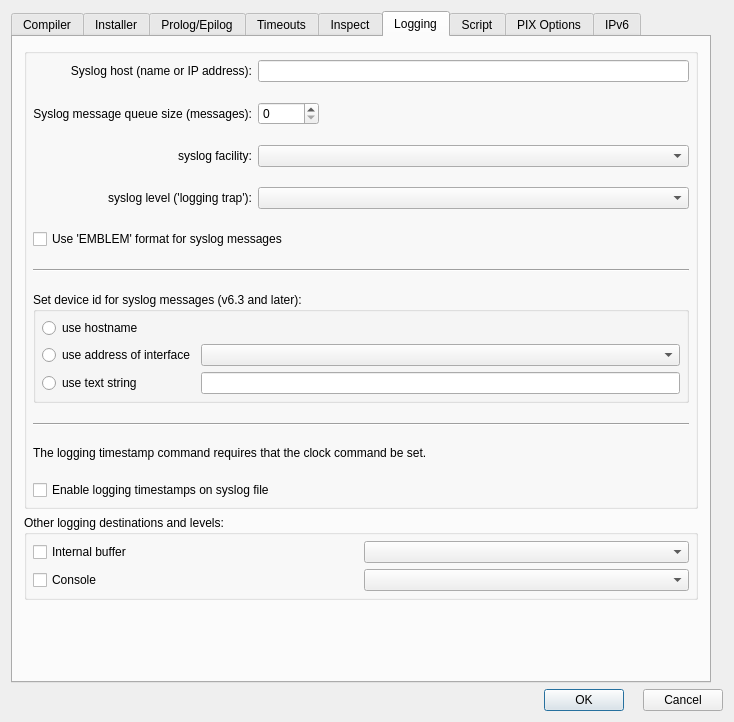
Old version of the form src/gui/pixadvanceddialog_q.ui in the repository fwbuilder/fwbuilder.
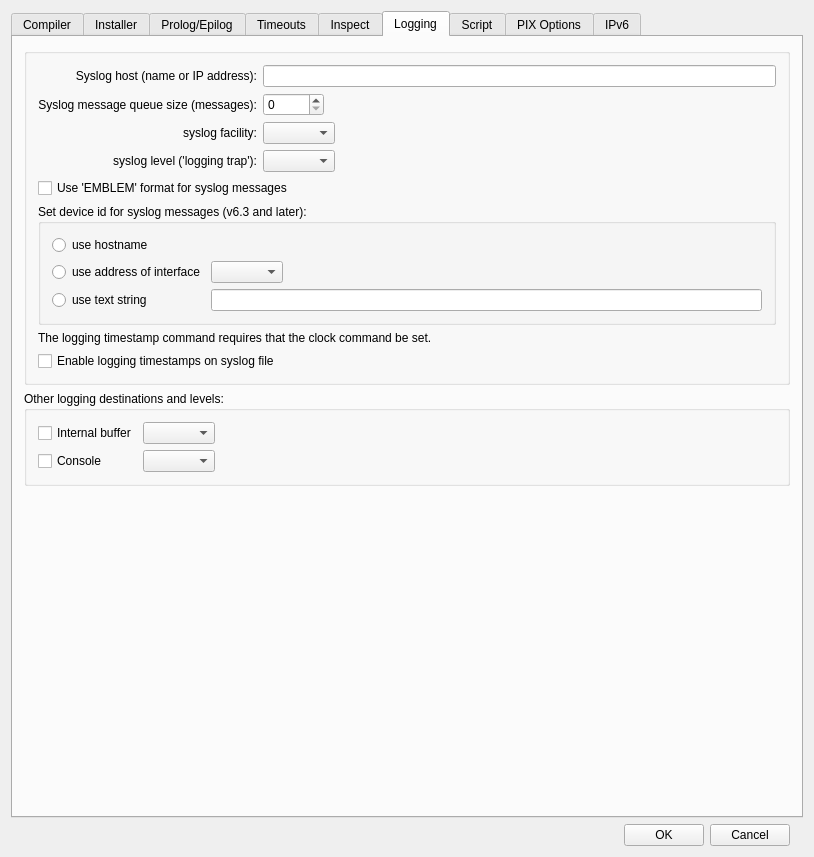
New version of the form. The open tabs and pages were chosen to show the change.

The edit to the form file:
```diff
--- a/src/gui/pixadvanceddialog_q.ui
+++ b/src/gui/pixadvanceddialog_q.ui
@@ -8,8 +8,8 @@
    <rect>
     <x>0</x>
     <y>0</y>
-    <width>734</width>
-    <height>722</height>
+    <width>814</width>
+    <height>857</height>
    </rect>
   </property>
   <property name="windowTitle" >
@@ -18,63 +18,12 @@
   <property name="sizeGripEnabled" >
    <bool>false</bool>
   </property>
-  <layout class="QGridLayout" >
-   <property name="margin" >
-    <number>11</number>
-   </property>
-   <item row="1" column="0" >
-    <layout class="QHBoxLayout" >
-     <item>
-      <spacer>
-       <property name="orientation" >
-        <enum>Qt::Horizontal</enum>
-       </property>
-       <property name="sizeType" >
-        <enum>QSizePolicy::Expanding</enum>
-       </property>
-       <property name="sizeHint" stdset="0" >
-        <size>
-         <width>20</width>
-         <height>20</height>
-        </size>
-       </property>
-      </spacer>
-     </item>
-     <item>
-      <layout class="QHBoxLayout" >
-       <item>
-        <widget class="QPushButton" name="ok_button" >
-         <property name="text" >
-          <string>OK</string>
-         </property>
-        </widget>
-       </item>
-       <item>
-        <widget class="QLabel" name="label583" >
-         <property name="alignment" >
-          <set>Qt::AlignCenter</set>
-         </property>
-         <property name="wordWrap" >
-          <bool>false</bool>
-         </property>
-        </widget>
-       </item>
-       <item>
-        <widget class="QPushButton" name="cancel_button" >
-         <property name="text" >
-          <string>Cancel</string>
-         </property>
-        </widget>
-       </item>
-      </layout>
-     </item>
-    </layout>
-   </item>
-   <item row="0" column="0" >
+  <layout class="QGridLayout" name="gridLayout_7" >
+   <item row="0" column="0" colspan="2" >
     <widget class="QTabWidget" name="tabWidget" >
      <property name="maximumSize" >
       <size>
-       <width>700</width>
+       <width>16777215</width>
        <height>16777215</height>
       </size>
      </property>
@@ -85,7 +34,10 @@
       <enum>QTabWidget::Rounded</enum>
      </property>
      <property name="currentIndex" >
-      <number>4</number>
+      <number>0</number>
+     </property>
+     <property name="elideMode" >
+      <enum>Qt::ElideNone</enum>
      </property>
      <property name="usesScrollButtons" >
       <bool>true</bool>
@@ -3380,22 +3332,42 @@
       <attribute name="title" >
        <string>Logging</string>
       </attribute>
-      <layout class="QGridLayout" name="gridLayout_5" >
+      <layout class="QGridLayout" name="gridLayout_16" >
        <item row="0" column="0" >
         <widget class="QGroupBox" name="frame171" >
          <property name="title" >
           <string/>
          </property>
-         <layout class="QGridLayout" >
-          <property name="verticalSpacing" >
-           <number>20</number>
-          </property>
-          <property name="margin" >
-           <number>6</number>
-          </property>
-          <item row="0" column="1" colspan="2" >
+         <layout class="QGridLayout" name="gridLayout_15" >
+          <item row="0" column="0" >
+           <widget class="QLabel" name="label599" >
+            <property name="text" >
+             <string>Syslog host (name or IP address):</string>
+            </property>
+            <property name="alignment" >
+             <set>Qt::AlignRight|Qt::AlignTrailing|Qt::AlignVCenter</set>
+            </property>
+            <property name="wordWrap" >
+             <bool>false</bool>
+            </property>
+           </widget>
+          </item>
+          <item row="0" column="1" colspan="3" >
            <widget class="QLineEdit" name="syslog_host" />
           </item>
+          <item row="1" column="0" >
+           <widget class="QLabel" name="label600" >
+            <property name="text" >
+             <string>Syslog message queue size (messages):</string>
+            </property>
+            <property name="alignment" >
+             <set>Qt::AlignRight|Qt::AlignTrailing|Qt::AlignVCenter</set>
+            </property>
+            <property name="wordWrap" >
+             <bool>false</bool>
+            </property>
+           </widget>
+          </item>
           <item row="1" column="1" >
            <widget class="QSpinBox" name="syslog_queue_size" >
             <property name="minimum" >
@@ -3409,7 +3381,7 @@
             </property>
            </widget>
           </item>
-          <item row="1" column="2" >
+          <item row="1" column="2" colspan="2" >
            <spacer>
             <property name="orientation" >
              <enum>Qt::Horizontal</enum>
@@ -3425,19 +3397,6 @@
             </property>
            </spacer>
           </item>
-          <item row="0" column="0" >
-           <widget class="QLabel" name="label599" >
-            <property name="text" >
-             <string>Syslog host (name or IP address):</string>
-            </property>
-            <property name="alignment" >
-             <set>Qt::AlignRight|Qt::AlignTrailing|Qt::AlignVCenter</set>
-            </property>
-            <property name="wordWrap" >
-             <bool>false</bool>
-            </property>
-           </widget>
-          </item>
           <item row="2" column="0" >
            <widget class="QLabel" name="label598" >
             <property name="text" >
@@ -3451,39 +3410,52 @@
             </property>
            </widget>
           </item>
-          <item row="3" column="0" >
-           <widget class="QLabel" name="label640" >
-            <property name="text" >
-             <string>syslog level ('logging trap'):</string>
-            </property>
-            <property name="alignment" >
-             <set>Qt::AlignRight|Qt::AlignTrailing|Qt::AlignVCenter</set>
-            </property>
-            <property name="wordWrap" >
-             <bool>false</bool>
-            </property>
-           </widget>
-          </item>
           <item row="2" column="1" colspan="2" >
            <widget class="QComboBox" name="syslog_facility" />
           </item>
+          <item row="2" column="3" >
+           <spacer name="horizontalSpacer_8" >
+            <property name="orientation" >
+             <enum>Qt::Horizontal</enum>
+            </property>
+            <property name="sizeHint" stdset="0" >
+             <size>
+              <width>345</width>
+              <height>20</height>
+             </size>
+            </property>
+           </spacer>
+          </item>
+          <item row="3" column="0" >
+           <widget class="QLabel" name="label640" >
+            <property name="text" >
+             <string>syslog level ('logging trap'):</string>
+            </property>
+            <property name="alignment" >
+             <set>Qt::AlignRight|Qt::AlignTrailing|Qt::AlignVCenter</set>
+            </property>
+            <property name="wordWrap" >
+             <bool>false</bool>
+            </property>
+           </widget>
+          </item>
           <item row="3" column="1" colspan="2" >
            <widget class="QComboBox" name="logging_trap_level" />
           </item>
-          <item row="1" column="0" >
-           <widget class="QLabel" name="label600" >
-            <property name="text" >
-             <string>Syslog message queue size (messages):</string>
+          <item row="3" column="3" >
+           <spacer name="horizontalSpacer_7" >
+            <property name="orientation" >
+             <enum>Qt::Horizontal</enum>
             </property>
-            <property name="alignment" >
-             <set>Qt::AlignRight|Qt::AlignTrailing|Qt::AlignVCenter</set>
+            <property name="sizeHint" stdset="0" >
+             <size>
+              <width>345</width>
+              <height>20</height>
+             </size>
             </property>
-            <property name="wordWrap" >
-             <bool>false</bool>
-            </property>
-           </widget>
+           </spacer>
           </item>
-          <item row="4" column="0" colspan="3" >
+          <item row="4" column="0" colspan="4" >
            <widget class="QCheckBox" name="emblem_log_format" >
             <property name="toolTip" >
              <string>PIX Firewall Version 6.3 introduces support for EMBLEM format, which is required when using the CiscoWorks Resource Manager Essentials (RME) syslog analyzer.</string>
@@ -3493,33 +3465,34 @@
             </property>
            </widget>
           </item>
-          <item row="5" column="0" colspan="3" >
-           <widget class="Line" name="hseparator39" >
-            <property name="frameShape" >
-             <enum>QFrame::HLine</enum>
-            </property>
-            <property name="frameShadow" >
-             <enum>QFrame::Sunken</enum>
-            </property>
-            <property name="orientation" >
-             <enum>Qt::Horizontal</enum>
-            </property>
-           </widget>
-          </item>
-          <item row="6" column="0" colspan="3" >
+          <item row="5" column="0" colspan="4" >
            <widget class="QGroupBox" name="buttonGroup28" >
             <property name="title" >
              <string>Set device id for syslog messages (v6.3 and later):</string>
             </property>
-            <layout class="QGridLayout" >
-             <property name="margin" >
-              <number>6</number>
-             </property>
-             <item row="1" column="1" >
-              <widget class="QComboBox" name="syslog_device_id_interface_val" />
+            <layout class="QGridLayout" name="gridLayout_14" >
+             <item row="0" column="0" >
+              <widget class="QRadioButton" name="syslog_device_id_hostname" >
+               <property name="text" >
+                <string>use hostname</string>
+               </property>
+              </widget>
              </item>
-             <item row="2" column="1" >
-              <widget class="QLineEdit" name="syslog_device_id_string_val" />
+             <item row="0" column="1" colspan="2" >
+              <spacer>
+               <property name="orientation" >
+                <enum>Qt::Horizontal</enum>
+               </property>
+               <property name="sizeType" >
+                <enum>QSizePolicy::Expanding</enum>
+               </property>
+               <property name="sizeHint" stdset="0" >
+                <size>
+                 <width>40</width>
+                 <height>20</height>
+                </size>
+               </property>
+              </spacer>
              </item>
              <item row="1" column="0" >
               <widget class="QRadioButton" name="syslog_device_id_interface" >
@@ -3528,6 +3501,22 @@
                </property>
               </widget>
              </item>
+             <item row="1" column="1" >
+              <widget class="QComboBox" name="syslog_device_id_interface_val" />
+             </item>
+             <item row="1" column="2" >
+              <spacer name="horizontalSpacer_6" >
+               <property name="orientation" >
+                <enum>Qt::Horizontal</enum>
+               </property>
+               <property name="sizeHint" stdset="0" >
+                <size>
+                 <width>387</width>
+                 <height>20</height>
+                </size>
+               </property>
+              </spacer>
+             </item>
              <item row="2" column="0" >
               <widget class="QRadioButton" name="syslog_device_id_string" >
                <property name="text" >
@@ -3535,46 +3524,13 @@
                </property>
               </widget>
              </item>
-             <item row="0" column="0" >
-              <widget class="QRadioButton" name="syslog_device_id_hostname" >
-               <property name="text" >
-                <string>use hostname</string>
-               </property>
-              </widget>
-             </item>
-             <item row="0" column="1" >
-              <spacer>
-               <property name="orientation" >
-                <enum>Qt::Horizontal</enum>
-               </property>
-               <property name="sizeType" >
-                <enum>QSizePolicy::Expanding</enum>
-               </property>
-               <property name="sizeHint" stdset="0" >
-                <size>
-                 <width>40</width>
-                 <height>20</height>
-                </size>
-               </property>
-              </spacer>
+             <item row="2" column="1" colspan="2" >
+              <widget class="QLineEdit" name="syslog_device_id_string_val" />
              </item>
             </layout>
            </widget>
           </item>
-          <item row="7" column="0" colspan="3" >
-           <widget class="Line" name="hseparator40" >
-            <property name="frameShape" >
-             <enum>QFrame::HLine</enum>
-            </property>
-            <property name="frameShadow" >
-             <enum>QFrame::Sunken</enum>
-            </property>
-            <property name="orientation" >
-             <enum>Qt::Horizontal</enum>
-            </property>
-           </widget>
-          </item>
-          <item row="8" column="0" colspan="3" >
+          <item row="6" column="0" colspan="4" >
            <widget class="QLabel" name="label641" >
             <property name="text" >
              <string>The logging timestamp command requires that the clock command be set.</string>
@@ -3587,7 +3543,7 @@
             </property>
            </widget>
           </item>
-          <item row="9" column="0" colspan="3" >
+          <item row="7" column="0" colspan="4" >
            <widget class="QCheckBox" name="logging_timestamp" >
             <property name="text" >
              <string>Enable logging timestamps on syslog file</string>
@@ -3602,10 +3558,7 @@
          <property name="title" >
           <string>Other logging destinations and levels:</string>
          </property>
-         <layout class="QGridLayout" >
-          <property name="margin" >
-           <number>6</number>
-          </property>
+         <layout class="QGridLayout" name="gridLayout_5" >
           <item row="0" column="0" >
            <widget class="QCheckBox" name="logging_buffered" >
             <property name="text" >
@@ -3613,6 +3566,29 @@
             </property>
            </widget>
           </item>
+          <item row="0" column="1" >
+           <widget class="QComboBox" name="logging_buffered_level" >
+            <property name="minimumSize" >
+             <size>
+              <width>0</width>
+              <height>22</height>
+             </size>
+            </property>
+           </widget>
+          </item>
+          <item row="0" column="2" >
+           <spacer name="horizontalSpacer_4" >
+            <property name="orientation" >
+             <enum>Qt::Horizontal</enum>
+            </property>
+            <property name="sizeHint" stdset="0" >
+             <size>
+              <width>488</width>
+              <height>20</height>
+             </size>
+            </property>
+           </spacer>
+          </item>
           <item row="1" column="0" >
            <widget class="QCheckBox" name="logging_console" >
             <property name="text" >
@@ -3620,11 +3596,28 @@
             </property>
            </widget>
           </item>
-          <item row="0" column="1" >
-           <widget class="QComboBox" name="logging_buffered_level" />
-          </item>
           <item row="1" column="1" >
-           <widget class="QComboBox" name="logging_console_level" />
+           <widget class="QComboBox" name="logging_console_level" >
+            <property name="minimumSize" >
+             <size>
+              <width>0</width>
+              <height>22</height>
+             </size>
+            </property>
+           </widget>
+          </item>
+          <item row="1" column="2" >
+           <spacer name="horizontalSpacer_5" >
+            <property name="orientation" >
+             <enum>Qt::Horizontal</enum>
+            </property>
+            <property name="sizeHint" stdset="0" >
+             <size>
+              <width>488</width>
+              <height>20</height>
+             </size>
+            </property>
+           </spacer>
           </item>
          </layout>
         </widget>
@@ -4216,6 +4209,50 @@
      </widget>
     </widget>
    </item>
+   <item row="1" column="0" >
+    <layout class="QHBoxLayout" name="horizontalLayout_6" >
+     <item>
+      <spacer>
+       <property name="orientation" >
+        <enum>Qt::Horizontal</enum>
+       </property>
+       <property name="sizeType" >
+        <enum>QSizePolicy::Expanding</enum>
+       </property>
+       <property name="sizeHint" stdset="0" >
+        <size>
+         <width>20</width>
+         <height>20</height>
+        </size>
+       </property>
+      </spacer>
+     </item>
+     <item>
+      <widget class="QPushButton" name="ok_button" >
+       <property name="text" >
+        <string>OK</string>
+       </property>
+      </widget>
+     </item>
+     <item>
+      <widget class="QPushButton" name="cancel_button" >
+       <property name="text" >
+        <string>Cancel</string>
+       </property>
+      </widget>
+     </item>
+    </layout>
+   </item>
+   <item row="1" column="1" >
+    <widget class="QLabel" name="label583" >
+     <property name="alignment" >
+      <set>Qt::AlignCenter</set>
+     </property>
+     <property name="wordWrap" >
+      <bool>false</bool>
+     </property>
+    </widget>
+   </item>
   </layout>
  </widget>
  <layoutdefault spacing="6" margin="11" />
```
Left out of the diff: 934 changed lines with no effect on the pictures.
